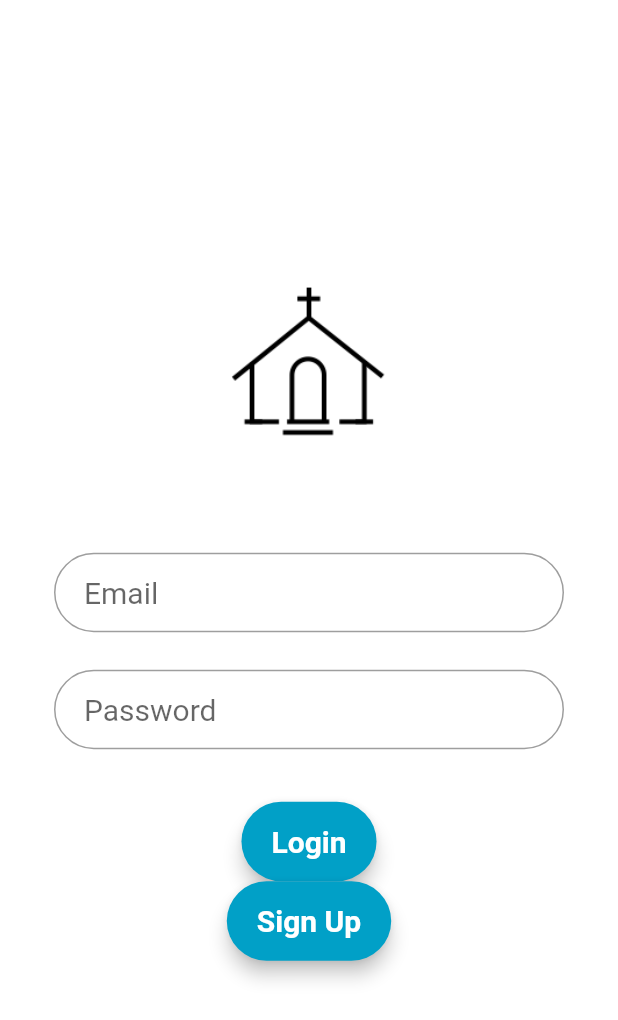
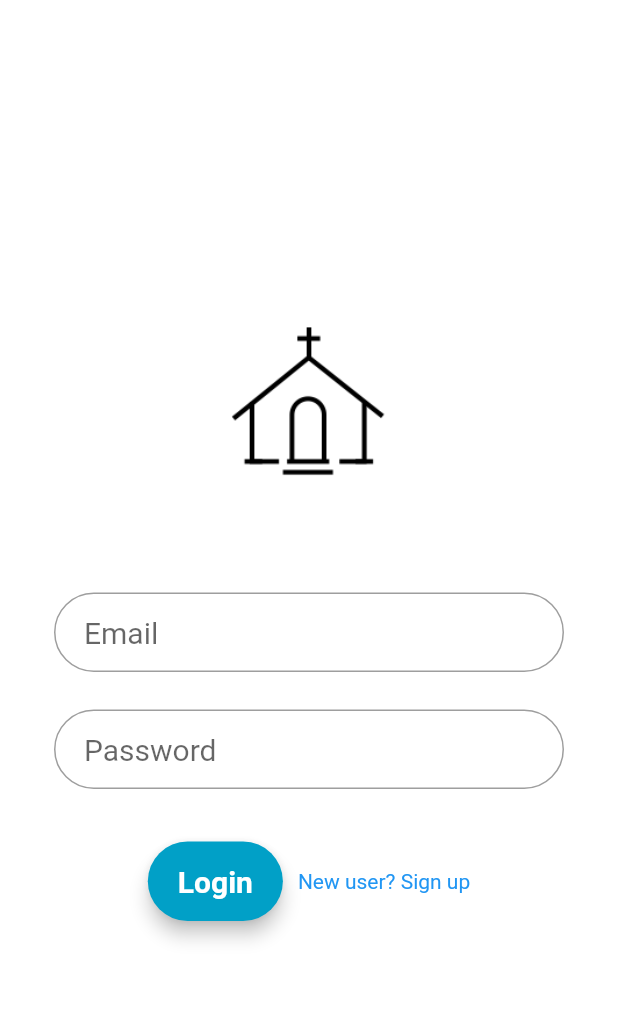
Before and after one commit to hkwinslow/sermon_atlas, a Flutter app: the screen it shows after launch, on a phone screen of 412 x 824 dp. Shown: the top 1020 px of the screen. Run offline on Flutter 3.47's test engine with Material 2 defaults, Android fonts, the phone set to English and light mode, and no system bars; our stand-ins replace bloc, firebase_auth, firebase_core, flutter_bloc; accounts and stored records are empty; Roboto replaces fonts that are missing (Montserrat).

Commit message:
signup bloc working, providing snackbars to show user any possible error messages

```diff
--- /dev/null
+++ b/lib/cubit/signup_state.dart
@@ -0,0 +1,45 @@
+part of 'signup_cubit.dart';
+
+@immutable
+abstract class SignupState {
+  const SignupState();
+}
+
+class SignupInitial extends SignupState {
+  const SignupInitial();
+}
+
+class SignupLoading extends SignupState {
+  const SignupLoading();
+}
+
+class SignupComplete extends SignupState {
+  const SignupComplete();
+  // final List<String> signup;
+  // const SignupComplete(this.signup);
+
+  // @override
+  // bool operator ==(Object o) {
+  //   if (identical(this, o)) return true;
+
+  //   return o is SignupComplete && o.signup == signup;
+  // }
+
+  // @override
+  // int get hashCode => signup.hashCode;
+}
+
+class SignupError extends SignupState {
+  final String message;
+  const SignupError(this.message);
+
+  @override
+  bool operator ==(Object o) {
+    if (identical(this, o)) return true;
+
+    return o is SignupError && o.message == message;
+  }
+
+  @override
+  int get hashCode => message.hashCode;
+}
--- a/lib/main.dart
+++ b/lib/main.dart
@@ -1,7 +1,9 @@
 import 'package:flutter/material.dart';
 import 'package:flutter_bloc/flutter_bloc.dart';
 import 'package:sermon_atlas/cubit/sermon_cubit.dart';
+import 'package:sermon_atlas/cubit/signup_cubit.dart';
 import 'package:sermon_atlas/data/sermon_repository.dart';
+import 'package:sermon_atlas/data/signup_repository.dart';
 //import 'package:sermon_atlas/pages/sermon_search_page.dart';
 import 'package:sermon_atlas/pages/login.dart';
 
@@ -12,8 +14,8 @@ import 'package:sermon_atlas/pages/login.dart';
 //   Widget build(BuildContext context) {
 //     return MaterialApp(
 //       routes: <String, WidgetBuilder> {
-//         '/screen1': (BuildContext context) => new LoginPage(),
-//         '/screen2' : (BuildContext context) => new SermonSearchPage(),
+//         '/loginPage': (BuildContext context) => new LoginPage(),
+//         '/signupPage' : (BuildContext context) => new SermonSearchPage(),
 //       },
 //       title: 'Material App',
 //       home: BlocProvider(
@@ -31,7 +33,6 @@ import 'package:flutter/material.dart';
 import 'package:firebase_core/firebase_core.dart';
 import 'package:flutter_bloc/flutter_bloc.dart';
 import 'package:sermon_atlas/cubit/sermon_cubit.dart';
-import 'package:sermon_atlas/pages/dummy.dart';
 import 'package:sermon_atlas/pages/login.dart';
 import 'package:sermon_atlas/pages/loginFirst.dart';
 import 'package:sermon_atlas/pages/signup.dart';
@@ -80,14 +81,13 @@ class _AppState extends State<App> {
       print('Good!!!------------------------------------');
     }
     // return MaterialApp(routes: <String, WidgetBuilder>{
-    //   '/screen1': (BuildContext context) => new LoginPage(),
-    //   '/screen2': (BuildContext context) => new SignUpPage(),
-    //   '/screen3': (BuildContext context) => new DummyPage(),
+    //   '/loginPage': (BuildContext context) => new LoginPage(),
+    //   '/signupPage': (BuildContext context) => new SignUpPage(),
     //   '/try': (BuildContext context) => new MyPage(),
 
     // },
     // title: 'Material App',
-    // //home: Navigator.push(context, '/screen1'));
+    // //home: Navigator.push(context, '/loginPage'));
     // home: LoginPage());
 
     return MultiBlocProvider(
@@ -95,17 +95,19 @@ class _AppState extends State<App> {
           BlocProvider<SermonCubit>(
             create: (context) => SermonCubit(FakeSermonRepository()),
           ),
+          BlocProvider<SignupCubit>(
+            create: (context) => SignupCubit(FakeSignupRepository()),
+          ),
         ],
         child: MaterialApp(
           routes: <String, WidgetBuilder>{
-            '/screen1': (BuildContext context) => new LoginPage(),
-            '/screen2': (BuildContext context) => new SignUpPage(),
-            '/screen3': (BuildContext context) => new DummyPage(),
+            '/loginPage': (BuildContext context) => new LoginPage(),
+            '/signupPage': (BuildContext context) => new SignUpPage(),
             '/try': (BuildContext context) => new MyPage(),
             '/sermonSearchPage': (BuildContext context) => new SermonSearchPage(),
           },
           title: 'Material App',
-          //home: Navigator.push(context, '/screen1'));
+          //home: Navigator.push(context, '/loginPage'));
           home: LoginPage(),
         ));
   }
--- a/lib/pages/login.dart
+++ b/lib/pages/login.dart
@@ -3,6 +3,7 @@ import 'package:flutter_bloc/flutter_bloc.dart';
 import 'package:sermon_atlas/cubit/sermon_cubit.dart';
 import 'package:sermon_atlas/data/sermon_repository.dart';
 import 'package:firebase_auth/firebase_auth.dart';
+import 'package:flutter/gestures.dart';
 
 class LoginPage extends StatefulWidget {
   LoginPage({Key key, this.title}) : super(key: key);
@@ -75,20 +76,34 @@ class _LoginPageState extends State<LoginPage> {
                 color: Colors.white, fontWeight: FontWeight.bold)),
       ),
     );
-    final signupButton = Material(
-      elevation: 5.0,
-      borderRadius: BorderRadius.circular(30.0),
-      color: Color(0xff01A0C7),
-      child: MaterialButton(
-        //minWidth: MediaQuery.of(context).size.width,
-        padding: EdgeInsets.fromLTRB(20.0, 15.0, 20.0, 15.0),
-        onPressed: ()  {
-          Navigator.pushReplacementNamed(context, '/screen2');
-        },
-        child: Text("Sign Up",
-            textAlign: TextAlign.center,
-            style: style.copyWith(
-                color: Colors.white, fontWeight: FontWeight.bold)),
+    // final signupButton = Material(
+    //   elevation: 5.0,
+    //   borderRadius: BorderRadius.circular(30.0),
+    //   color: Color(0xff01A0C7),
+    //   child: MaterialButton(
+    //     //minWidth: MediaQuery.of(context).size.width,
+    //     padding: EdgeInsets.fromLTRB(20.0, 15.0, 20.0, 15.0),
+    //     onPressed: ()  {
+    //       Navigator.pushReplacementNamed(context, '/signupPage');
+    //     },
+    //     child: Text("Sign Up",
+    //         textAlign: TextAlign.center,
+    //         style: style.copyWith(
+    //             color: Colors.white, fontWeight: FontWeight.bold)),
+    //   ),
+    // );
+    final signupButton = RichText(
+      text: TextSpan(
+        style: TextStyle(color: Colors.blue),
+        children: <TextSpan>[
+          TextSpan(
+              text: 'New user? Sign up',
+              style: TextStyle(color: Colors.blue),
+              recognizer: TapGestureRecognizer()
+                ..onTap = () {
+                  Navigator.pushReplacementNamed(context, '/signupPage');
+                }),
+        ],
       ),
     );
 
@@ -116,8 +131,14 @@ class _LoginPageState extends State<LoginPage> {
                 SizedBox(
                   height: 35.0,
                 ),
-                loginButton,
-                signupButton,
+                Row(
+                  mainAxisAlignment: MainAxisAlignment.center,
+                  children: [
+                  loginButton,
+                  SizedBox(width: 10),
+                  signupButton
+
+                ],),
                 SizedBox(
                   height: 15.0,
                 ),
```
Also changed, not shown: lib/cubit/signup_cubit.dart (added, +30 -0 lines), lib/data/model/signup.dart (added, +27 -0 lines), lib/data/signup_repository.dart (added, +44 -0 lines), lib/pages/dummy.dart (deleted, +0 -41 lines), lib/pages/signup.dart (+122 -84 lines).
